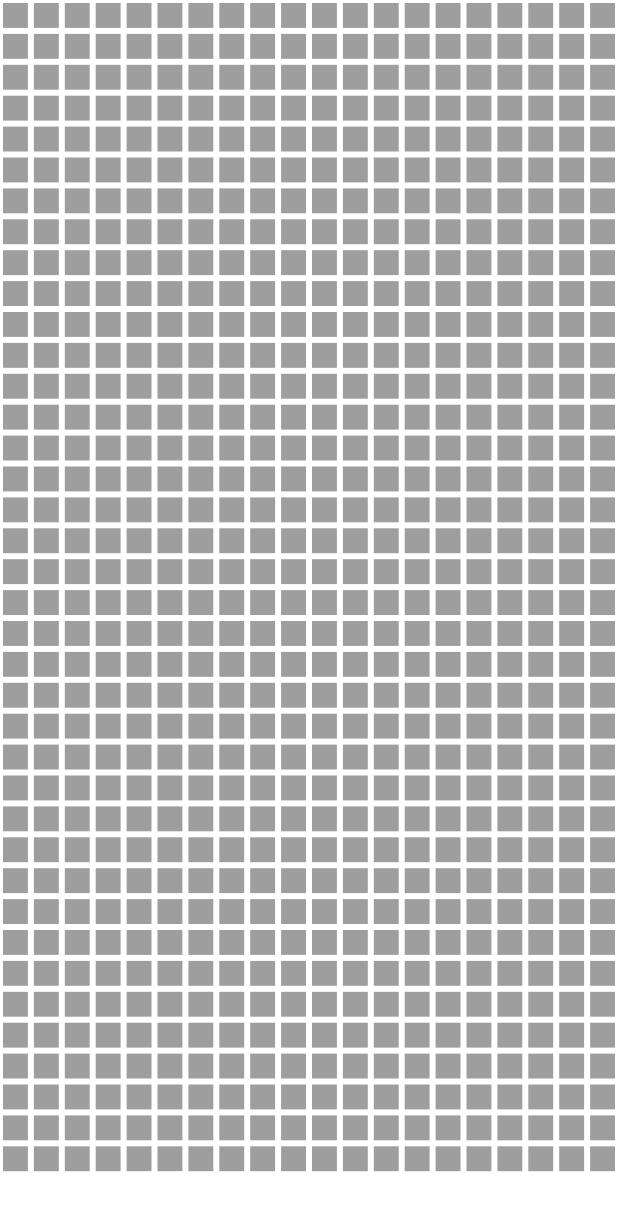
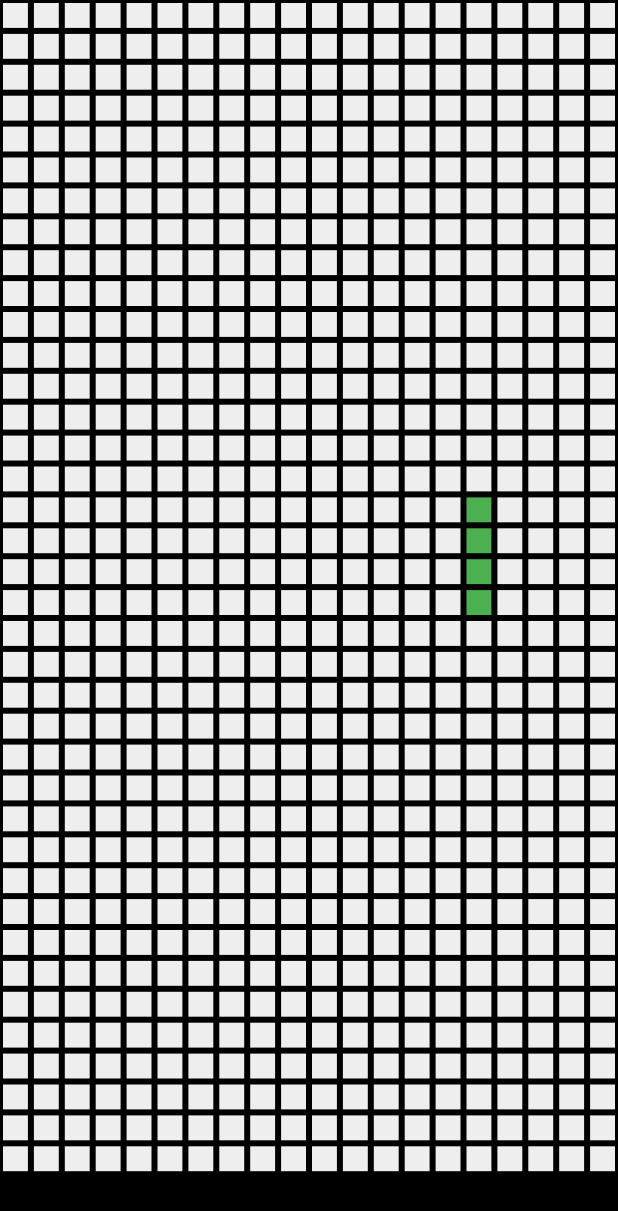
Before and after one commit to carum98/snake, a Flutter app: the screen it shows after launch, on a phone screen of 412 x 824 dp. Shown: the top 1211 px of the screen. Run offline on Flutter 3.47's test engine with Material 2 defaults, Android fonts, the phone set to English and light mode, and no system bars.

Commit message:
Snake move

```diff
--- a/lib/main.dart
+++ b/lib/main.dart
@@ -1,4 +1,5 @@
-import 'package:flutter/gestures.dart';
+import 'dart:async';
+
 import 'package:flutter/material.dart';
 
 void main() {
@@ -11,30 +12,75 @@ class MyApp extends StatelessWidget {
   @override
   Widget build(BuildContext context) {
     return MaterialApp(
-      home: SafeArea(child: SnakeGame()),
+      home: SnakePage(),
     );
   }
 }
 
-class SnakeGame extends StatelessWidget {
-  const SnakeGame({Key? key}) : super(key: key);
+class SnakePage extends StatelessWidget {
+  const SnakePage({Key? key}) : super(key: key);
 
   @override
   Widget build(BuildContext context) {
-    final size = MediaQuery.of(context).size;
+    return SafeArea(
+      child: Container(
+        color: Colors.black,
+        child: SnakeGame(
+          size: MediaQuery.of(context).size,
+        ),
+      ),
+    );
+  }
+}
 
-    final axisX = size.width ~/ 20;
-    final axixY = ((size.height - kToolbarHeight) ~/ 20) * axisX;
+class SnakeGame extends StatefulWidget {
+  final Size size;
+  const SnakeGame({Key? key, required this.size}) : super(key: key);
 
+  @override
+  _SnakeGameState createState() => _SnakeGameState();
+}
+
+class _SnakeGameState extends State<SnakeGame> {
+  var snake = [35, 55, 75, 95];
+
+  late int axisX;
+  late int axisY;
+
+  @override
+  void initState() {
+    super.initState();
+
+    axisX = widget.size.width ~/ 20;
+    axisY = ((widget.size.height - kToolbarHeight) ~/ 20) * axisX;
+
+    Timer.periodic(Duration(milliseconds: 500), (_) {
+      updateSnake();
+    });
+  }
+
+  void updateSnake() {
+    if (snake.last > axisY) {
+      snake.add(snake.last - axisY);
+    } else {
+      snake.add(snake.last + axisX);
+    }
+
+    snake.removeAt(0);
+    setState(() {});
+  }
+
+  @override
+  Widget build(BuildContext context) {
     return GridView.builder(
-      physics: NeverScrollableScrollPhysics(),
-      itemCount: axixY,
+      physics: const NeverScrollableScrollPhysics(),
+      itemCount: axisY,
       gridDelegate: SliverGridDelegateWithFixedCrossAxisCount(
         crossAxisCount: axisX,
       ),
       itemBuilder: (context, index) => Container(
         margin: EdgeInsets.all(2),
-        color: Colors.grey,
+        color: snake.contains(index) ? Colors.green : Colors.grey[200],
       ),
     );
   }
```
